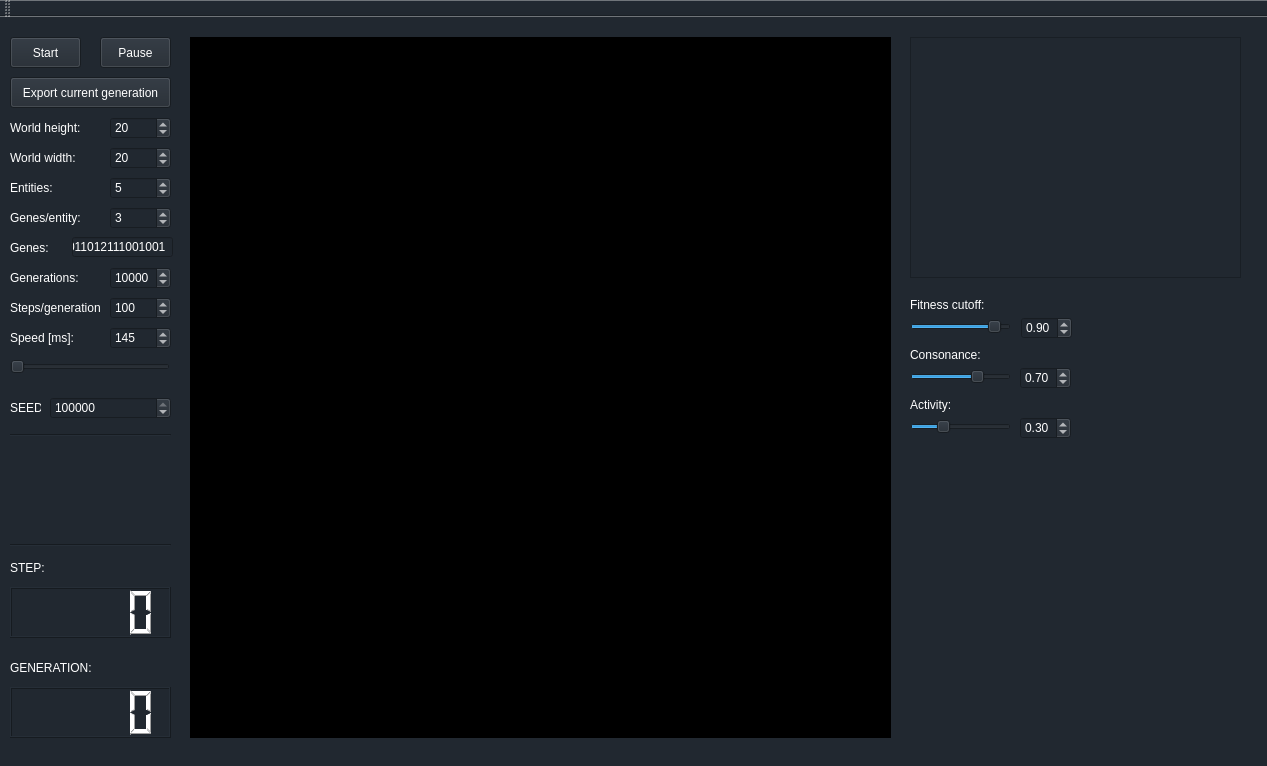
First picture: the form in maingui.ui, repository redmoo/TakeArtificialFive, before the edit.
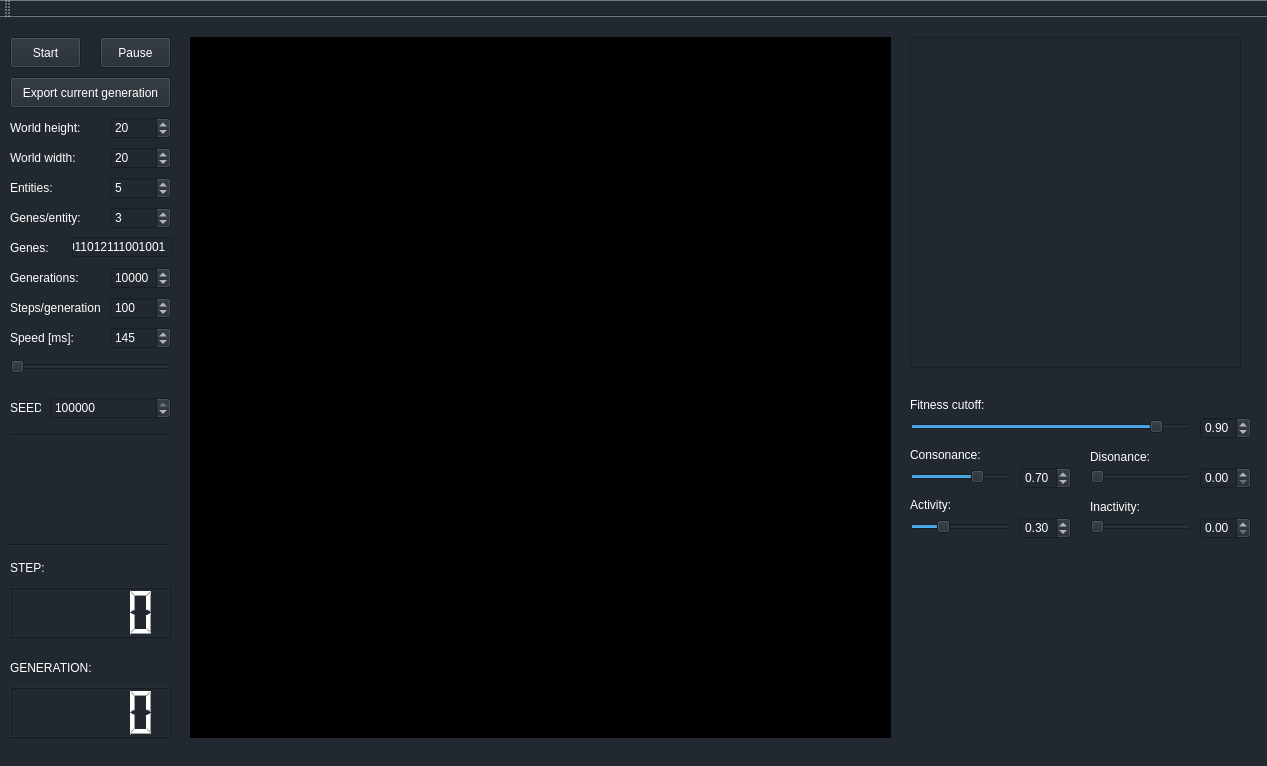
Second picture: the form after the edit. Custom widgets are drawn as their Qt base class.

Commit message: Controls added for disonance and inactivity. [#4]

What changed in the file:
```diff
--- a/maingui.ui
+++ b/maingui.ui
@@ -442,8 +442,8 @@
     </property>
     <property name="geometry">
      <rect>
-      <x>1021</x>
-      <y>300</y>
+      <x>1200</x>
+      <y>400</y>
       <width>51</width>
       <height>22</height>
      </rect>
@@ -468,7 +468,7 @@
     <property name="geometry">
      <rect>
       <x>1020</x>
-      <y>350</y>
+      <y>450</y>
       <width>51</width>
       <height>22</height>
      </rect>
@@ -490,7 +490,7 @@
     <property name="geometry">
      <rect>
       <x>910</x>
-      <y>280</y>
+      <y>380</y>
       <width>91</width>
       <height>16</height>
      </rect>
@@ -506,8 +506,8 @@
     <property name="geometry">
      <rect>
       <x>910</x>
-      <y>300</y>
-      <width>101</width>
+      <y>400</y>
+      <width>281</width>
       <height>19</height>
      </rect>
     </property>
@@ -525,7 +525,7 @@
     <property name="geometry">
      <rect>
       <x>910</x>
-      <y>330</y>
+      <y>430</y>
       <width>101</width>
       <height>16</height>
      </rect>
@@ -541,7 +541,7 @@
     <property name="geometry">
      <rect>
       <x>910</x>
-      <y>350</y>
+      <y>450</y>
       <width>101</width>
       <height>19</height>
      </rect>
@@ -560,7 +560,7 @@
     <property name="geometry">
      <rect>
       <x>910</x>
-      <y>380</y>
+      <y>480</y>
       <width>101</width>
       <height>16</height>
      </rect>
@@ -581,7 +581,7 @@
       <x>910</x>
       <y>20</y>
       <width>331</width>
-      <height>241</height>
+      <height>331</height>
      </rect>
     </property>
     <property name="styleSheet">
@@ -592,7 +592,7 @@
     <property name="geometry">
      <rect>
       <x>910</x>
-      <y>400</y>
+      <y>500</y>
       <width>101</width>
       <height>19</height>
      </rect>
@@ -614,7 +614,7 @@
     <property name="geometry">
      <rect>
       <x>1020</x>
-      <y>400</y>
+      <y>500</y>
       <width>51</width>
       <height>22</height>
      </rect>
@@ -696,6 +696,114 @@
      <string>Genes:</string>
     </property>
    </widget>
+   <widget class="QLabel" name="label_15">
+    <property name="geometry">
+     <rect>
+      <x>1090</x>
+      <y>430</y>
+      <width>81</width>
+      <height>20</height>
+     </rect>
+    </property>
+    <property name="styleSheet">
+     <string notr="true">color: rgb(255, 255, 255);</string>
+    </property>
+    <property name="text">
+     <string>Disonance:</string>
+    </property>
+   </widget>
+   <widget class="QSlider" name="disonanceSlider">
+    <property name="geometry">
+     <rect>
+      <x>1090</x>
+      <y>450</y>
+      <width>101</width>
+      <height>19</height>
+     </rect>
+    </property>
+    <property name="maximum">
+     <number>100</number>
+    </property>
+    <property name="orientation">
+     <enum>Qt::Horizontal</enum>
+    </property>
+   </widget>
+   <widget class="QDoubleSpinBox" name="disonanceSpinBox">
+    <property name="enabled">
+     <bool>false</bool>
+    </property>
+    <property name="geometry">
+     <rect>
+      <x>1200</x>
+      <y>450</y>
+      <width>51</width>
+      <height>22</height>
+     </rect>
+    </property>
+    <property name="styleSheet">
+     <string notr="true">color: rgb(255, 255, 255);</string>
+    </property>
+    <property name="maximum">
+     <double>1.000000000000000</double>
+    </property>
+    <property name="singleStep">
+     <double>0.010000000000000</double>
+    </property>
+   </widget>
+   <widget class="QSlider" name="inactivitySlider">
+    <property name="geometry">
+     <rect>
+      <x>1090</x>
+      <y>500</y>
+      <width>101</width>
+      <height>19</height>
+     </rect>
+    </property>
+    <property name="maximum">
+     <number>100</number>
+    </property>
+    <property name="orientation">
+     <enum>Qt::Horizontal</enum>
+    </property>
+   </widget>
+   <widget class="QDoubleSpinBox" name="inactivitySpinBox">
+    <property name="enabled">
+     <bool>false</bool>
+    </property>
+    <property name="geometry">
+     <rect>
+      <x>1200</x>
+      <y>500</y>
+      <width>51</width>
+      <height>22</height>
+     </rect>
+    </property>
+    <property name="styleSheet">
+     <string notr="true">color: rgb(255, 255, 255);</string>
+    </property>
+    <property name="maximum">
+     <double>1.000000000000000</double>
+    </property>
+    <property name="singleStep">
+     <double>0.010000000000000</double>
+    </property>
+   </widget>
+   <widget class="QLabel" name="label_16">
+    <property name="geometry">
+     <rect>
+      <x>1090</x>
+      <y>480</y>
+      <width>81</width>
+      <height>20</height>
+     </rect>
+    </property>
+    <property name="styleSheet">
+     <string notr="true">color: rgb(255, 255, 255);</string>
+    </property>
+    <property name="text">
+     <string>Inactivity:</string>
+    </property>
+   </widget>
   </widget>
   <widget class="QMenuBar" name="menuBar">
    <property name="geometry">
```
The commit also changes 2 other files.
